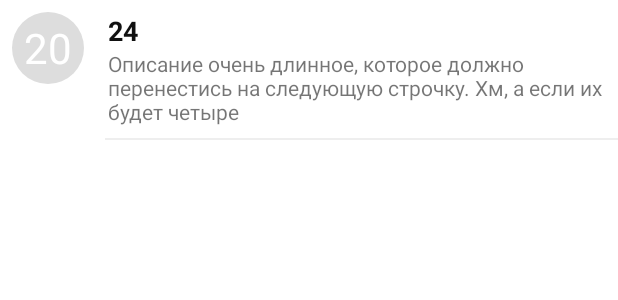
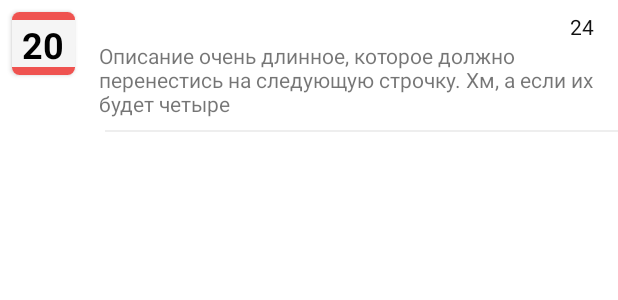
Before and after one commit to alff0x1f/kolco24_app, an Android app: the layout recyclerview_item.xml on its own in the app's theme, with its tools: preview values and no code run, on a phone screen of 412 x 824 dp. Shown: the top 300 px of the screen. Run offline under Robolectric (Android 15) with nearby library versions, the phone set to English and light mode, and no system bars.

Commit message:
new legend view

```diff
--- a/app/src/main/java/ru/kolco24/kolco24/data/PointRepository.java
+++ b/app/src/main/java/ru/kolco24/kolco24/data/PointRepository.java
@@ -8,7 +8,7 @@ import java.util.List;
 
 public class PointRepository {
     private PointDao mPointDao;
-    private LiveData<List<Point>> mAllPoints;
+    private LiveData<List<Point.PointExt>> mAllPoints;
 
     public PointRepository(Application application) {
         PointsDatabase db = PointsDatabase.getDatabase(application);
@@ -16,7 +16,7 @@ public class PointRepository {
         mAllPoints = mPointDao.getAllPoints();
     }
 
-    public LiveData<List<Point>> getAllPoints() {
+    public LiveData<List<Point.PointExt>> getAllPoints() {
         return mAllPoints;
     }
 
--- a/app/src/main/java/ru/kolco24/kolco24/ui/legends/PointViewModel.java
+++ b/app/src/main/java/ru/kolco24/kolco24/ui/legends/PointViewModel.java
@@ -13,7 +13,7 @@ import java.util.List;
 public class PointViewModel extends AndroidViewModel {
     private PointRepository mRepository;
 
-    private final LiveData<List<Point>> mAllPoints;
+    private final LiveData<List<Point.PointExt>> mAllPoints;
 
     /*__init__*/
     public PointViewModel(Application application) {
@@ -22,7 +22,7 @@ public class PointViewModel extends AndroidViewModel {
         mAllPoints = mRepository.getAllPoints();
     }
 
-    LiveData<List<Point>> getAllPoints() {
+    LiveData<List<Point.PointExt>> getAllPoints() {
         return mAllPoints;
     }
 
--- a/app/src/main/res/layout/recyclerview_item.xml
+++ b/app/src/main/res/layout/recyclerview_item.xml
@@ -2,35 +2,53 @@
 <androidx.constraintlayout.widget.ConstraintLayout xmlns:android="http://schemas.android.com/apk/res/android"
     xmlns:app="http://schemas.android.com/apk/res-auto"
     xmlns:tools="http://schemas.android.com/tools"
+    android:id="@+id/full_item"
     android:layout_width="match_parent"
     android:layout_height="wrap_content"
     android:orientation="horizontal">
 
-    <TextView
-        android:id="@+id/textView"
-        android:layout_width="48dp"
-        android:layout_height="48dp"
+    <androidx.cardview.widget.CardView
+        android:id="@+id/point_avatar"
+        android:layout_width="42dp"
+        android:layout_height="42dp"
         android:layout_marginStart="@dimen/small_padding"
         android:layout_marginTop="@dimen/small_padding"
-        android:background="@drawable/point_number_avatar"
-        android:gravity="center"
-        android:text="20"
-        android:textColor="@color/pointIconPlaceholderText"
-        android:textSize="28sp"
+        app:cardCornerRadius="5dp"
         app:layout_constraintStart_toStartOf="parent"
-        app:layout_constraintTop_toTopOf="parent" />
+        app:layout_constraintTop_toTopOf="parent">
+
+        <ImageView
+            android:id="@+id/photo_thumb"
+            android:layout_width="match_parent"
+            android:layout_height="match_parent"
+            android:background="#EF5350" />
+
+        <TextView
+            android:id="@+id/textView"
+            android:layout_width="match_parent"
+            android:layout_height="match_parent"
+            android:layout_marginTop="5dp"
+            android:layout_marginBottom="5dp"
+            android:background="@color/pointIconPlaceholder"
+            android:gravity="center"
+            android:text="20"
+            android:textColor="@color/pointIconPlaceholderText"
+            android:textSize="24sp"
+            android:textStyle="bold" />
+
+    </androidx.cardview.widget.CardView>
+
 
     <TextView
         android:id="@+id/pointNumber"
         android:layout_width="wrap_content"
         android:layout_height="wrap_content"
-        android:layout_marginStart="@dimen/big_padding"
+        android:layout_marginEnd="@dimen/big_padding"
         android:layout_marginTop="@dimen/small_padding"
         android:text="24"
         android:textColor="@color/textContrast"
-        android:textSize="18sp"
-        android:textStyle="bold"
-        app:layout_constraintStart_toEndOf="@id/textView"
+        android:textSize="14sp"
+        app:layout_constraintEnd_toEndOf="parent"
         app:layout_constraintTop_toTopOf="parent" />
 
     <TextView
@@ -38,14 +56,14 @@
         android:layout_width="wrap_content"
         android:layout_height="wrap_content"
         android:layout_marginTop="@dimen/small_padding"
-        android:layout_marginEnd="@dimen/small_padding"
+        android:layout_marginStart="@dimen/big_padding"
         android:paddingStart="@dimen/small_padding"
         android:paddingEnd="@dimen/small_padding"
         android:text="3"
         android:textColor="@color/white"
         android:textSize="14sp"
         android:textStyle="bold"
-        app:layout_constraintEnd_toEndOf="parent"
+        app:layout_constraintStart_toEndOf="@id/point_avatar"
         app:layout_constraintTop_toTopOf="parent" />
 
     <TextView
@@ -59,7 +77,7 @@
         android:text="Описание очень длинное, которое должно перенестись на следующую строчку. Хм, а если их будет четыре"
         android:textSize="14sp"
         app:layout_constraintEnd_toEndOf="parent"
-        app:layout_constraintStart_toEndOf="@+id/textView"
+        app:layout_constraintStart_toEndOf="@+id/point_avatar"
         app:layout_constraintTop_toBottomOf="@id/pointNumber" />
 
     <ViewAnimator
--- a/app/src/main/res/values-night/colors.xml
+++ b/app/src/main/res/values-night/colors.xml
@@ -3,5 +3,5 @@
     <color name="divider">#333333</color>
     <color name="textContrast">#F5F5F5</color>
     <color name="pointIconPlaceholder">#444444</color>
-    <color name="pointIconPlaceholderText">#111111</color>
+    <color name="pointIconPlaceholderText">#EEEEEE</color>
 </resources>
--- a/app/src/main/res/values/colors.xml
+++ b/app/src/main/res/values/colors.xml
@@ -11,8 +11,8 @@
 
     <color name="divider">#EEEEEE</color>
     <color name="textContrast">#111111</color>
-    <color name="pointIconPlaceholder">#DDDDDD</color>
-    <color name="pointIconPlaceholderText">#FFFFFF</color>
+    <color name="pointIconPlaceholder">#F5F5F5</color>
+    <color name="pointIconPlaceholderText">#000000</color>
 
 
     <color name="level1">#AEEA00</color>
```
Also changed, not shown: app/src/main/java/ru/kolco24/kolco24/data/Point.java (+22 -0 lines), app/src/main/java/ru/kolco24/kolco24/data/PointDao.java (+6 -2 lines), app/src/main/java/ru/kolco24/kolco24/ui/legends/PointListAdapter.java (+9 -9 lines), app/src/main/java/ru/kolco24/kolco24/ui/legends/PointViewHolder.java (+29 -16 lines).
